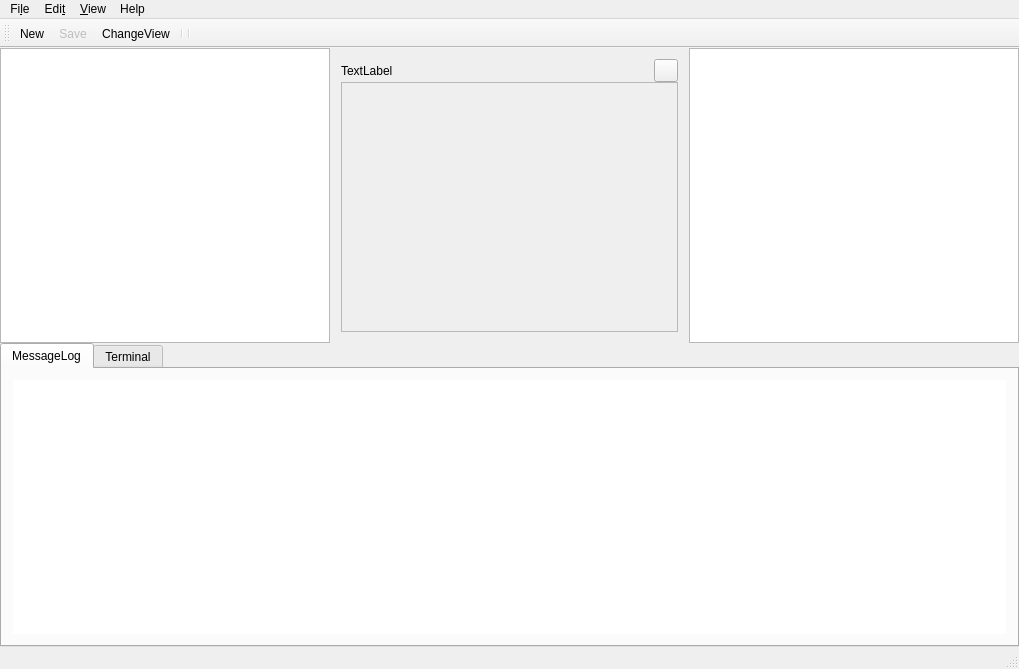
The window that elbefrontend/mainwindow.ui (emtrion/elbe-gui) describes before a commit, drawn with Qt 5.
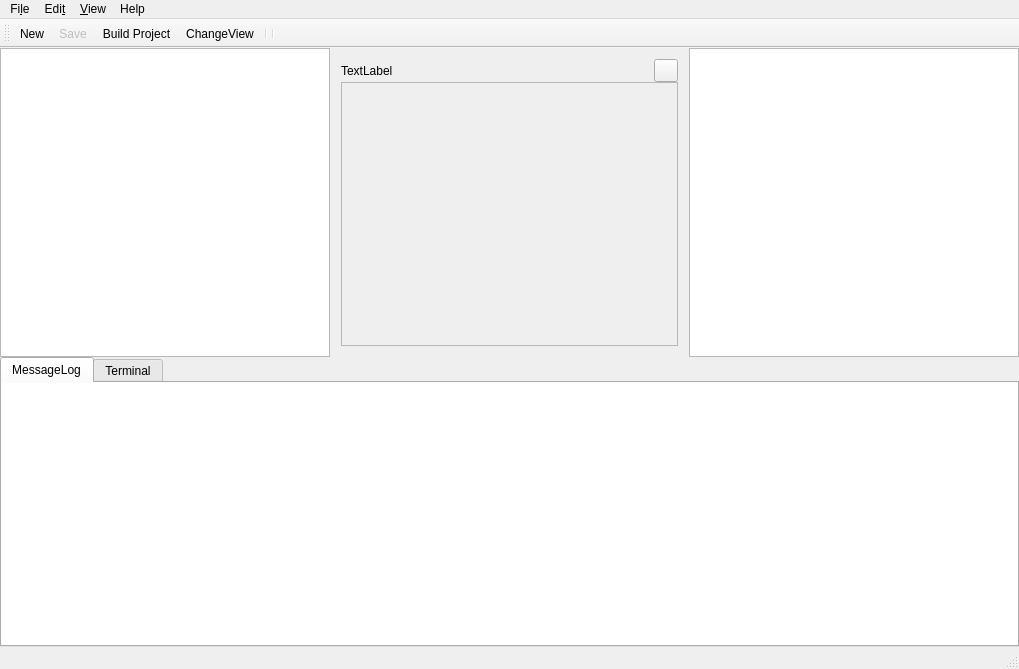
The same window after the commit. Icons and pictures are not drawn. Custom widgets are drawn as their Qt base class.

Commit message: build can now be initiated

What changed in the file:
```diff
--- a/elbefrontend/mainwindow.ui
+++ b/elbefrontend/mainwindow.ui
@@ -210,6 +210,21 @@
             <string>MessageLog</string>
            </attribute>
            <layout class="QVBoxLayout" name="verticalLayout_3">
+            <property name="spacing">
+             <number>0</number>
+            </property>
+            <property name="leftMargin">
+             <number>0</number>
+            </property>
+            <property name="topMargin">
+             <number>0</number>
+            </property>
+            <property name="rightMargin">
+             <number>0</number>
+            </property>
+            <property name="bottomMargin">
+             <number>0</number>
+            </property>
             <item>
              <widget class="QTextEdit" name="MessageLog">
               <property name="font">
@@ -329,6 +344,7 @@
    </attribute>
    <addaction name="actionNew"/>
    <addaction name="actionSave"/>
+   <addaction name="actionBuild"/>
    <addaction name="action_ChangeView"/>
    <addaction name="separator"/>
    <addaction name="separator"/>
@@ -473,7 +489,12 @@
   </action>
   <action name="actionDelete">
    <property name="text">
-    <string>Delete</string>
+    <string>&amp;Delete</string>
+   </property>
+  </action>
+  <action name="actionBuild">
+   <property name="text">
+    <string>Build Project</string>
    </property>
   </action>
  </widget>
```
Left out of the diff: 21 changed lines with no effect on the pictures. The commit also changes 13 other files.
